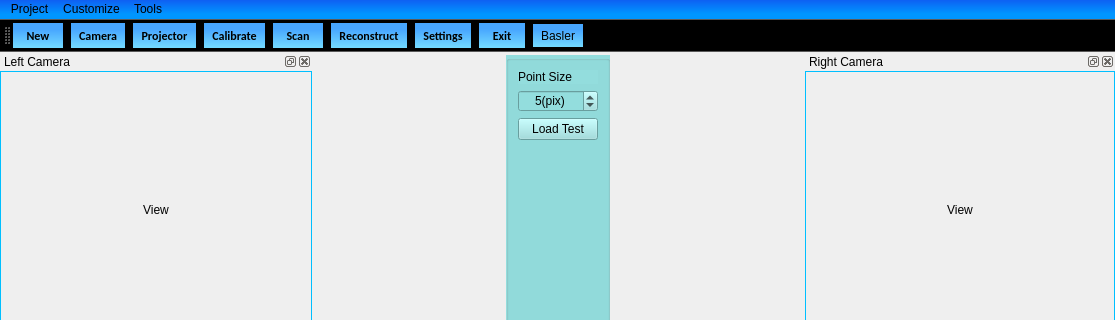
DrawZeroPoint/Structure-Light-Reconstructor, file Duke/mainwindow.ui: the form before one commit; both pictures show x 0 to 1115 and y 0 to 320 of the 1115 by 716 pixel window.
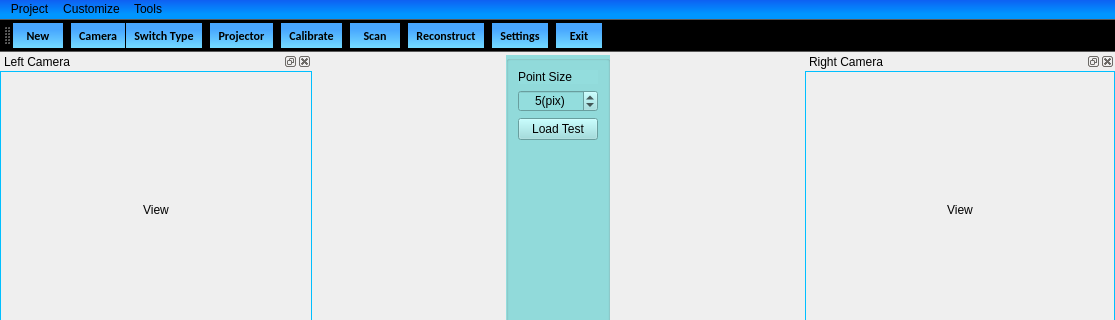
The form after the commit. Icons and pictures are not drawn.

Diff of the .ui file:
```diff
--- a/Duke/mainwindow.ui
+++ b/Duke/mainwindow.ui
@@ -1363,6 +1363,7 @@
    <addaction name="actionNew"/>
    <addaction name="separator"/>
    <addaction name="actionOpenCamera"/>
+   <addaction name="actionBasler"/>
    <addaction name="separator"/>
    <addaction name="actionProjector"/>
    <addaction name="separator"/>
@@ -1376,7 +1377,6 @@
    <addaction name="separator"/>
    <addaction name="actionExit"/>
    <addaction name="separator"/>
-   <addaction name="actionBasler"/>
   </widget>
   <widget class="QDockWidget" name="dockWidget">
    <property name="minimumSize">
@@ -2520,7 +2520,14 @@
   </action>
   <action name="actionBasler">
    <property name="text">
-    <string>Basler</string>
+    <string>Switch Type</string>
+   </property>
+   <property name="font">
+    <font>
+     <family>Calibri</family>
+     <weight>75</weight>
+     <bold>true</bold>
+    </font>
    </property>
   </action>
   <action name="actionFocusAssistant">
```
Left out of the diff: 4 changed lines with no effect on the pictures.
